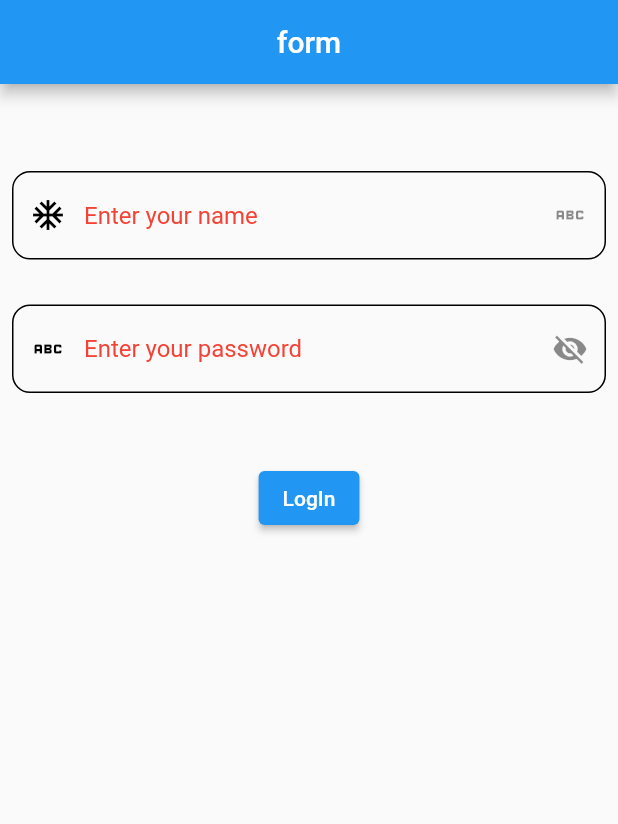
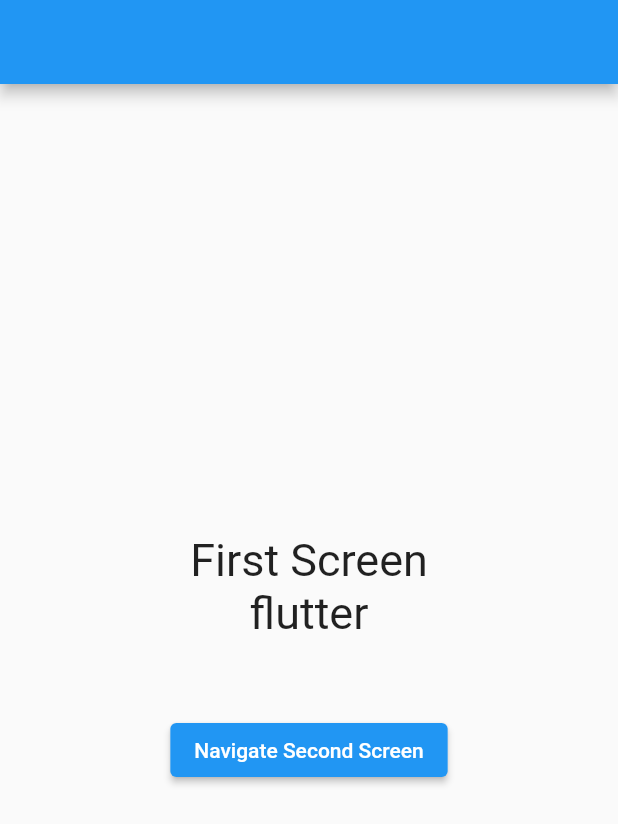
Before and after one commit to infoenum-testing/flutter_session, a Flutter app: the screen it shows after launch, on a phone screen of 412 x 824 dp. Shown: the top 824 px of the screen. Run offline on Flutter 3.47's test engine with Material 2 defaults, Android fonts, the phone set to English and light mode, and no system bars.

Commit message:
learning routing

```diff
--- a/lib/main.dart
+++ b/lib/main.dart
@@ -7,6 +7,9 @@ import 'package:flutter_application_demo/screens/button_screen.dart';
 import 'package:flutter_application_demo/screens/flexible_and_expanded.dart';
 import 'package:flutter_application_demo/screens/form_validation.dart';
 import 'package:flutter_application_demo/screens/home_screen.dart';
+import 'package:flutter_application_demo/screens/routing_screen/first_rout_screen.dart';
+import 'package:flutter_application_demo/screens/routing_screen/second_rout_screen.dart';
+import 'package:flutter_application_demo/screens/routing_screen/third_rout_screen.dart';
 import 'package:flutter_application_demo/screens/stack_screen.dart';
 
 void main() {
@@ -21,7 +24,14 @@ class MyApp extends StatelessWidget {
     return MaterialApp(
       title: "prakhar",
       debugShowCheckedModeBanner: false,
-      home: FormValidationScreen(),
+      // home: FirstRoutScreen(),
+      initialRoute: FirstRoutScreen.id,
+      routes: {
+        FirstRoutScreen.id: (context) => FirstRoutScreen(),
+        SecondRoutScreen.id: (context) =>
+            SecondRoutScreen(technology: "technology"),
+        ThirdRoutScreen.id: (context) => ThirdRoutScreen()
+      },
     );
   }
 }
--- /dev/null
+++ b/lib/screens/routing_screen/first_rout_screen.dart
@@ -0,0 +1,43 @@
+import 'package:flutter/material.dart';
+import 'package:flutter_application_demo/screens/routing_screen/second_rout_screen.dart';
+import 'package:flutter_application_demo/screens/routing_screen/third_rout_screen.dart';
+
+class FirstRoutScreen extends StatelessWidget {
+  static const id = "firstRoutScreenid";
+  FirstRoutScreen({super.key});
+  String name = "flutter";
+  @override
+  Widget build(BuildContext context) {
+    return Scaffold(
+      appBar: AppBar(),
+      body: Column(
+        mainAxisAlignment: MainAxisAlignment.center,
+        crossAxisAlignment: CrossAxisAlignment.center,
+        children: [
+          // Container(
+          //   // width: 100,
+          //   color: Colors.red,
+          // ),
+
+          Text(
+            "First Screen",
+            style: TextStyle(fontSize: 30),
+          ),
+          Text(
+            name,
+            style: TextStyle(fontSize: 30),
+          ),
+          SizedBox(
+            width: double.infinity,
+            height: 50,
+          ),
+          ElevatedButton(
+              onPressed: () {
+                Navigator.pushNamed(context, ThirdRoutScreen.id);
+              },
+              child: Text("Navigate Second Screen"))
+        ],
+      ),
+    );
+  }
+}
```
Also changed, not shown: lib/screens/routing_screen/second_rout_screen.dart (added, +52 -0 lines), lib/screens/routing_screen/third_rout_screen.dart (added, +33 -0 lines).
